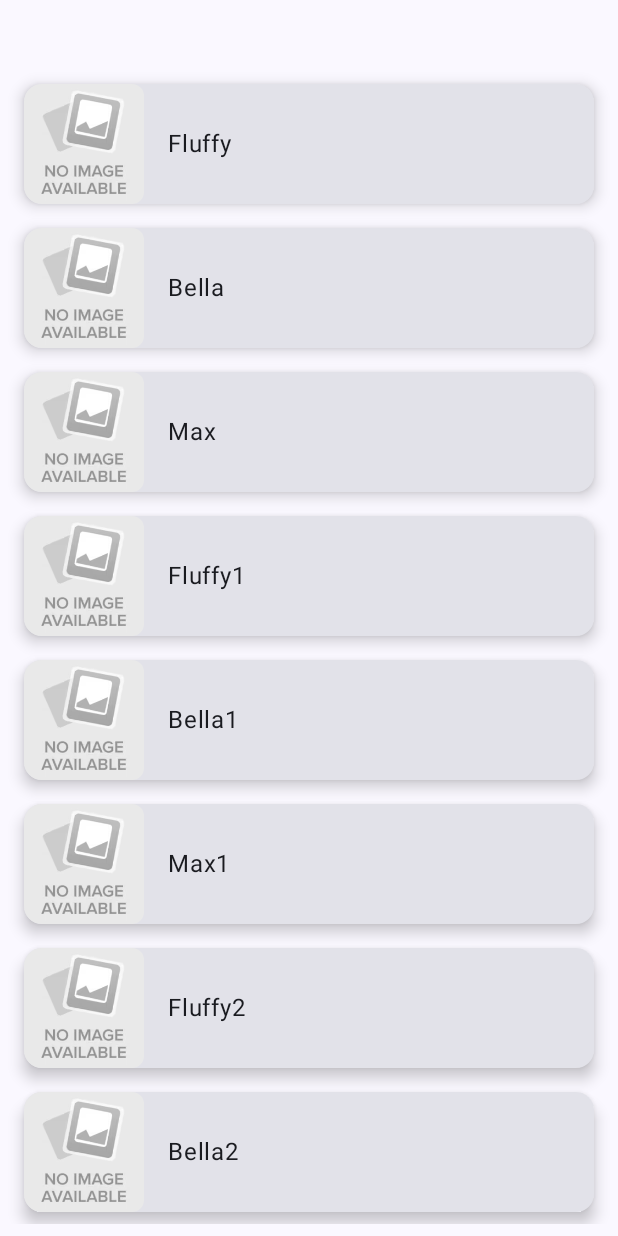
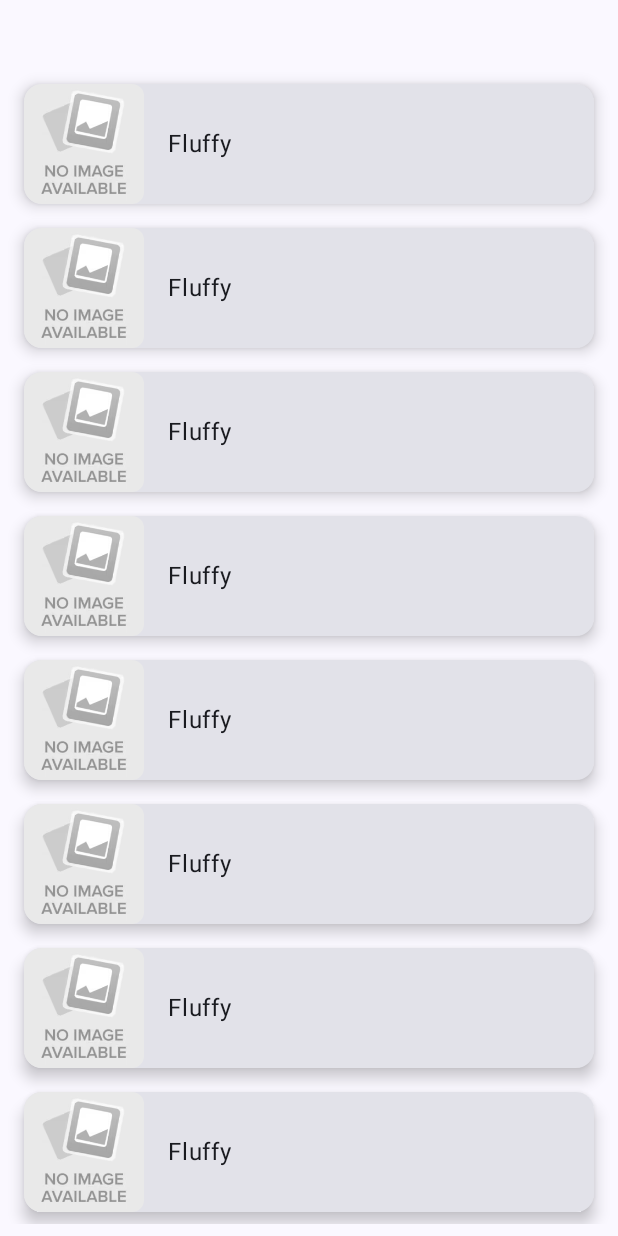
Before and after one commit to Christinepeng/FancyComposePetFinder, an Android app built with Jetpack Compose: the screen it shows after launch (MainActivity), on a phone screen of 412 x 824 dp. Run offline under Robolectric (Android 15) with nearby library versions, the phone set to English and light mode, and no system bars; pictures from the network do not load.

Commit message:
add ApiService, add Retrofit dependency, update Pets data

```diff
--- a/app/build.gradle.kts
+++ b/app/build.gradle.kts
@@ -58,5 +58,7 @@ dependencies {
     debugImplementation(libs.androidx.ui.test.manifest)
 
     implementation("io.coil-kt.coil3:coil-compose:3.1.0")
+    implementation ("com.squareup.retrofit2:retrofit:2.11.0")
+
 
 }
--- a/app/src/main/java/com/example/fancycomposepetfinder/MainActivity.kt
+++ b/app/src/main/java/com/example/fancycomposepetfinder/MainActivity.kt
@@ -22,15 +22,24 @@ class MainActivity : ComponentActivity() {
         setContent {
             FancyComposePetFinderTheme {
                 val samplePets = listOf(
-                    Pet("Fluffy", "", "Fluffy description"),
-                    Pet("Bella", "", "Bella description"),
-                    Pet("Max", "", "Max description"),
-                    Pet("Fluffy1", "", "Fluffy description"),
-                    Pet("Bella1", "", "Bella description"),
-                    Pet("Max1", "", "Max description"),
-                    Pet("Fluffy2", "", "Fluffy description"),
-                    Pet("Bella2", "", "Bella description"),
-                    Pet("Max2", "", "Max description")
+                    Pet("Fluffy", "", 0, 0),
+                    Pet("Fluffy", "", 0, 0),
+                    Pet("Fluffy", "", 0, 0),
+                    Pet("Fluffy", "", 0, 0),
+                    Pet("Fluffy", "", 0, 0),
+                    Pet("Fluffy", "", 0, 0),
+                    Pet("Fluffy", "", 0, 0),
+                    Pet("Fluffy", "", 0, 0),
+                    Pet("Fluffy", "", 0, 0),
+                    Pet("Fluffy", "", 0, 0),
+                    Pet("Fluffy", "", 0, 0),
+                    Pet("Fluffy", "", 0, 0),
+                    Pet("Fluffy", "", 0, 0),
+                    Pet("Fluffy", "", 0, 0),
+                    Pet("Fluffy", "", 0, 0),
+                    Pet("Fluffy", "", 0, 0),
+                    Pet("Fluffy", "", 0, 0),
+                    Pet("Fluffy", "", 0, 0)
                 )
                 Scaffold(modifier = Modifier.fillMaxSize()) { innerPadding ->
                     PetListScreen(pets = samplePets, Modifier.padding(innerPadding)                    )
@@ -46,15 +55,24 @@ fun GreetingPreview() {
     FancyComposePetFinderTheme {
         PetListScreen(
             pets = listOf(
-                Pet("Fluffy", "", "Fluffy description"),
-                Pet("Bella", "", "Bella description"),
-                Pet("Max", "", "Max description"),
-                Pet("Fluffy1", "", "Fluffy description"),
-                Pet("Bella1", "", "Bella description"),
-                Pet("Max1", "", "Max description"),
-                Pet("Fluffy2", "", "Fluffy description"),
-                Pet("Bella2", "", "Bella description"),
-                Pet("Max2", "", "Max description")
+                Pet("Fluffy", "", 0, 0),
+                Pet("Fluffy", "", 0, 0),
+                Pet("Fluffy", "", 0, 0),
+                Pet("Fluffy", "", 0, 0),
+                Pet("Fluffy", "", 0, 0),
+                Pet("Fluffy", "", 0, 0),
+                Pet("Fluffy", "", 0, 0),
+                Pet("Fluffy", "", 0, 0),
+                Pet("Fluffy", "", 0, 0),
+                Pet("Fluffy", "", 0, 0),
+                Pet("Fluffy", "", 0, 0),
+                Pet("Fluffy", "", 0, 0),
+                Pet("Fluffy", "", 0, 0),
+                Pet("Fluffy", "", 0, 0),
+                Pet("Fluffy", "", 0, 0),
+                Pet("Fluffy", "", 0, 0),
+                Pet("Fluffy", "", 0, 0),
+                Pet("Fluffy", "", 0, 0)
             ), padding = androidx.compose.ui.Modifier.Companion.padding()
         )
     }
--- a/app/src/main/java/com/example/fancycomposepetfinder/data/model/Pet.kt
+++ b/app/src/main/java/com/example/fancycomposepetfinder/data/model/Pet.kt
@@ -1,7 +1,11 @@
 package com.example.fancycomposepetfinder.data.model
 
 data class Pet(
-    val name: String,
-    val imageUrl: String,
-    val description: String
+    val id: String,
+    val url: String,
+    val width: Int,
+    val height: Int,
+//    val name: String,
+//    val imageUrl: String,
+//    val description: String
 )
--- a/app/src/main/java/com/example/fancycomposepetfinder/ui/PetListScreen.kt
+++ b/app/src/main/java/com/example/fancycomposepetfinder/ui/PetListScreen.kt
@@ -46,8 +46,8 @@ fun PetListItem(pet: Pet) {
             verticalAlignment = Alignment.CenterVertically
         ) {
             AsyncImage(
-                model = pet.imageUrl,
-                contentDescription = pet.name,
+                model = pet.url,
+                contentDescription = pet.id,
                 modifier = Modifier
                     .size(80.dp)
                     .clip(RoundedCornerShape(8.dp)),
@@ -57,7 +57,7 @@ fun PetListItem(pet: Pet) {
             )
             Spacer(modifier = Modifier.width(8.dp))
             Text(
-                text = pet.name,
+                text = pet.id,
                 style = MaterialTheme.typography.bodyLarge,
                 modifier = Modifier.padding(8.dp)
             )
```
Also changed, not shown: app/src/main/java/com/example/fancycomposepetfinder/data/network/ApiService.kt (+11 -1 lines).
